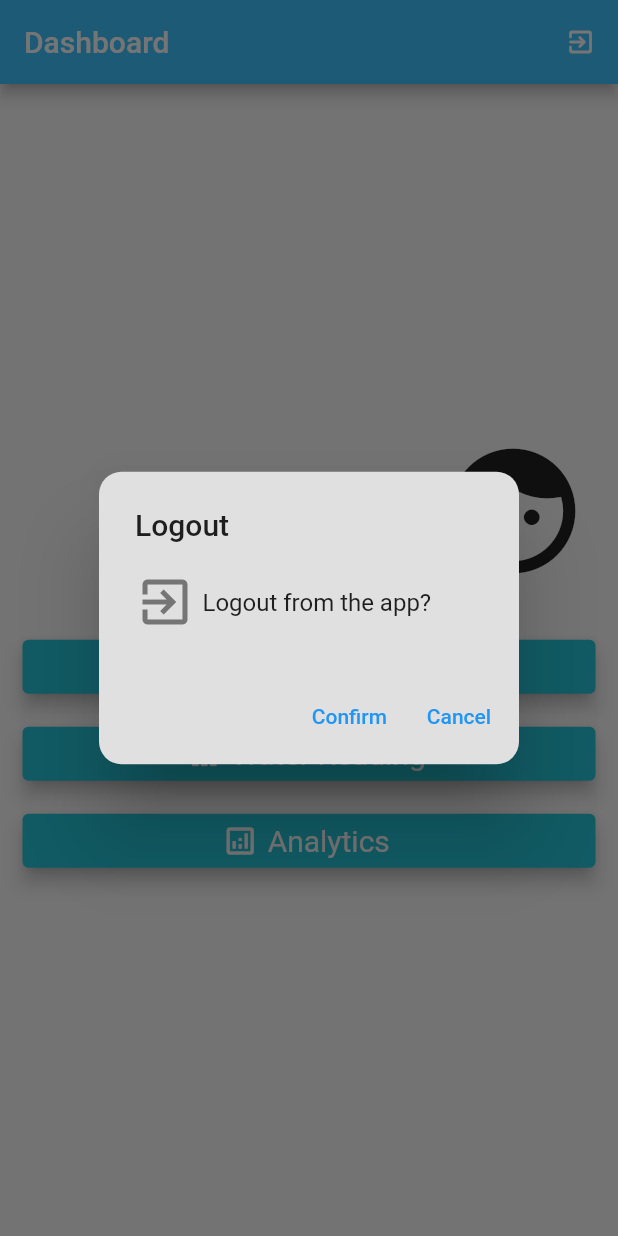
After one commit to Reo98105/Smart-Water-Metering-System, a Flutter app: the DashboardAdmin screen opened directly, after a tap on the "exit to app" icon, on a phone screen of 412 x 824 dp. The commit adds this screen. Run offline on Flutter 3.47's test engine with Material 2 defaults, Android fonts, the phone set to English and light mode, and no system bars; our stand-ins replace google_fonts, liquid_progress_indicator, shared_preferences, syncfusion_flutter_charts; missing offline and left inert: flutter_payments_stripe_sdk, mysql1; accounts and stored records are empty.

Commit message:
Added swipe ability when startup, admin module work-in-progress

```diff
--- a/lib/Model/reading.dart
+++ /dev/null
@@ -1,6 +0,0 @@
-class Reading{
-  var timeStamp;
-  double reading;
-
-  Reading();
-}
--- /dev/null
+++ b/lib/dashboardAdmin.dart
@@ -0,0 +1,209 @@
+import 'package:flutter/material.dart';
+import 'package:shared_preferences/shared_preferences.dart';
+import 'package:swms_user_auth_module/analyticsPage.dart';
+import 'package:swms_user_auth_module/showAlert.dart';
+import 'package:swms_user_auth_module/waterReading.dart';
+import 'package:swms_user_auth_module/profile.dart';
+
+class DashboardAdmin extends StatefulWidget {
+  @override
+  _DashboardAdminState createState() => _DashboardAdminState();
+}
+
+class _DashboardAdminState extends State<DashboardAdmin> {
+  ShowAlert showAlert = new ShowAlert();
+
+  @override
+  Widget build(BuildContext context) {
+    return Scaffold(
+      appBar: AppBar(
+        title: Text("Dashboard"),
+        backgroundColor: Colors.lightBlueAccent,
+        actions: <Widget>[
+          Padding(
+              padding: EdgeInsets.only(right: 15.0),
+              child: GestureDetector(
+                onTap: () {
+                  _handleLogout(context);
+                },
+                child: Icon(
+                  Icons.exit_to_app_rounded,
+                  size: 20.0,
+                ),
+              ))
+        ],
+      ),
+      body: Container(
+        child: Column(
+          mainAxisAlignment: MainAxisAlignment.center,
+          crossAxisAlignment: CrossAxisAlignment.stretch,
+          children: <Widget>[
+            Container(
+              child: Row(
+                mainAxisAlignment: MainAxisAlignment.end,
+                children: <Widget>[
+                  Container(
+                    child: FutureBuilder(
+                      future: getCre(),
+                      builder: (context, snapshot) {
+                        if (snapshot.hasData) {
+                          return Text(
+                            snapshot.data,
+                            style: TextStyle(
+                                fontWeight: FontWeight.bold, fontSize: 18.0),
+                          );
+                        } else {
+                          return Text('');
+                        }
+                      },
+                    ),
+                  ),
+                  Container(
+                    alignment: FractionalOffset.topRight,
+                    margin: EdgeInsets.fromLTRB(0.0, 0.0, 20.0, 25.0),
+                    child: Icon(
+                      Icons.face_sharp,
+                      size: 100.0,
+                    ),
+                  ),
+                ],
+              ),
+            ),
+            Container(
+              margin: EdgeInsets.symmetric(horizontal: 15.0, vertical: 5.0),
+              child: ElevatedButton.icon(
+                onPressed: () {
+                  Navigator.push(
+                    context,
+                    MaterialPageRoute(
+                      builder: (context) => Profile(),
+                    ),
+                  );
+                },
+                icon: Icon(Icons.person),
+                label: Text('Profile'),
+                style: ElevatedButton.styleFrom(
+                  primary: Colors.cyan[400],
+                  elevation: 5.0,
+                  textStyle: TextStyle(fontSize: 20),
+                ),
+              ),
+            ),
+            Container(
+              margin: EdgeInsets.symmetric(horizontal: 15.0, vertical: 5.0),
+              child: ElevatedButton.icon(
+                onPressed: () {
+                  Navigator.push(
+                    context,
+                    MaterialPageRoute(
+                      builder: (context) => WaterReading(),
+                    ),
+                  );
+                },
+                icon: Icon(Icons.bar_chart),
+                label: Text('Water Reading'),
+                style: ElevatedButton.styleFrom(
+                  primary: Colors.cyan[400],
+                  elevation: 5.0,
+                  textStyle: TextStyle(fontSize: 20),
+                ),
+              ),
+            ),
+            Container(
+              margin: EdgeInsets.symmetric(horizontal: 15.0, vertical: 5.0),
+              child: ElevatedButton.icon(
+                onPressed: () {
+                  Navigator.push(
+                      context,
+                      MaterialPageRoute(
+                        builder: (context) => AnalyticsPage(),
+                      ));
+                },
+                icon: Icon(Icons.analytics_outlined),
+                label: Text('Analytics'),
+                style: ElevatedButton.styleFrom(
+                  primary: Colors.cyan[400],
+                  elevation: 5.0,
+                  textStyle: TextStyle(fontSize: 20),
+                ),
+              ),
+            ),
+          ],
+        ),
+      ),
+    );
+  }
+
+  getCre() async {
+    SharedPreferences prefs = await SharedPreferences.getInstance();
+    String username = prefs.getString('username');
+    return username;
+  }
+
+  //logout confirmation
+  void _handleLogout(BuildContext context) {
+    //show confirmation dialog
+    AlertDialog alert = AlertDialog(
+      title: Text('Logout'),
+      //actions of the dialog box
+      actions: <Widget>[
+        TextButton(
+          onPressed: () {
+            _logout(context);
+          },
+          child: Text('Confirm'),
+        ),
+        TextButton(
+          onPressed: () {
+            Navigator.of(context).pop(true);
+          },
+          child: Text('Cancel'),
+        ),
+      ],
+      backgroundColor: Colors.grey[300],
+      shape: RoundedRectangleBorder(
+        borderRadius: BorderRadius.circular(15.0),
+      ),
+      content: new Row(
+        children: [
+          Icon(
+            Icons.exit_to_app,
+            color: Colors.grey[600],
+            size: 40.0,
+          ),
+          Container(
+            margin: EdgeInsets.symmetric(horizontal: 5.0),
+            child: Text('Logout from the app?'),
+          ),
+        ],
+      ),
+    );
+    showDialog(
+      barrierDismissible: false,
+      context: context,
+      builder: (BuildContext context) {
+        return alert;
+      },
+    );
+  }
+
+  //handle logout logic
+  void _logout(BuildContext context) async {
+    //clear sharedpreferences before logging out
+    SharedPreferences prefs = await SharedPreferences.getInstance();
+    await prefs.clear();
+    //check if sharedpreferences cleared
+    String username = prefs.getString('username');
+    print(username);
+    if (username == null) {
+      //show loading dialog
+      showAlert.showLoadingDialog(context);
+      //back to login screen
+      Navigator.of(context)
+          .pushNamedAndRemoveUntil('/login', (Route<dynamic> route) => false);
+    } else {
+      //debug purpose
+      print('something wrong');
+    }
+  }
+}
--- a/lib/main.dart
+++ b/lib/main.dart
@@ -1,10 +1,10 @@
 import 'package:flutter/material.dart';
 import 'package:swms_user_auth_module/Model/route_generator.dart';
-import 'package:swms_user_auth_module/login.dart';
+import 'package:swms_user_auth_module/startController.dart';
 
 void main() => runApp(
       MaterialApp(
-        home: Login(),
+        home: Start(),
         routes: routeGenerator,
       ),
     );
--- a/pubspec.yaml
+++ b/pubspec.yaml
@@ -36,6 +36,7 @@ dependencies:
   http: ^0.13.3
   flutter_payments_stripe_sdk: ^2.0.3
   webview_flutter: ^2.0.8
+  dcdg: ^3.1.0
 
 dev_dependencies:
   flutter_test:
```
Also changed, not shown: lib/DAO/regislogDAO.dart (+40 -4 lines), lib/DAO/userDAO.dart (+19 -1 lines), lib/Model/user.dart (+4 -3 lines), lib/deleteProfile.dart (added, +154 -0 lines), lib/intro.dart (added, +45 -0 lines), lib/login.dart (+13 -3 lines), lib/profile.dart (+54 -8 lines), lib/showAlert.dart (+88 -0 lines), lib/startController.dart (added, +29 -0 lines), assets/bg1.jpg (added), assets/testbg1.png (added), pubspec.lock.
